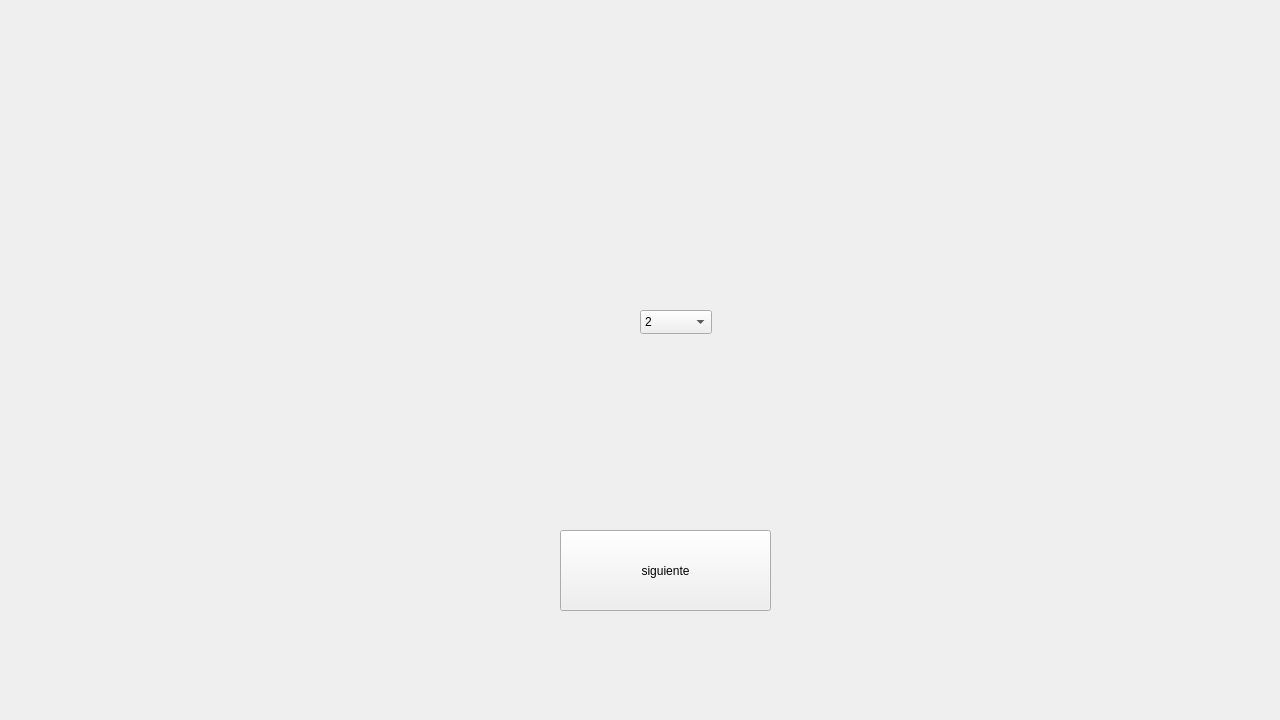
Above: mainwindow.ui from lucaspaupie/tp-poo-oca before the change. Below: the same form after it.
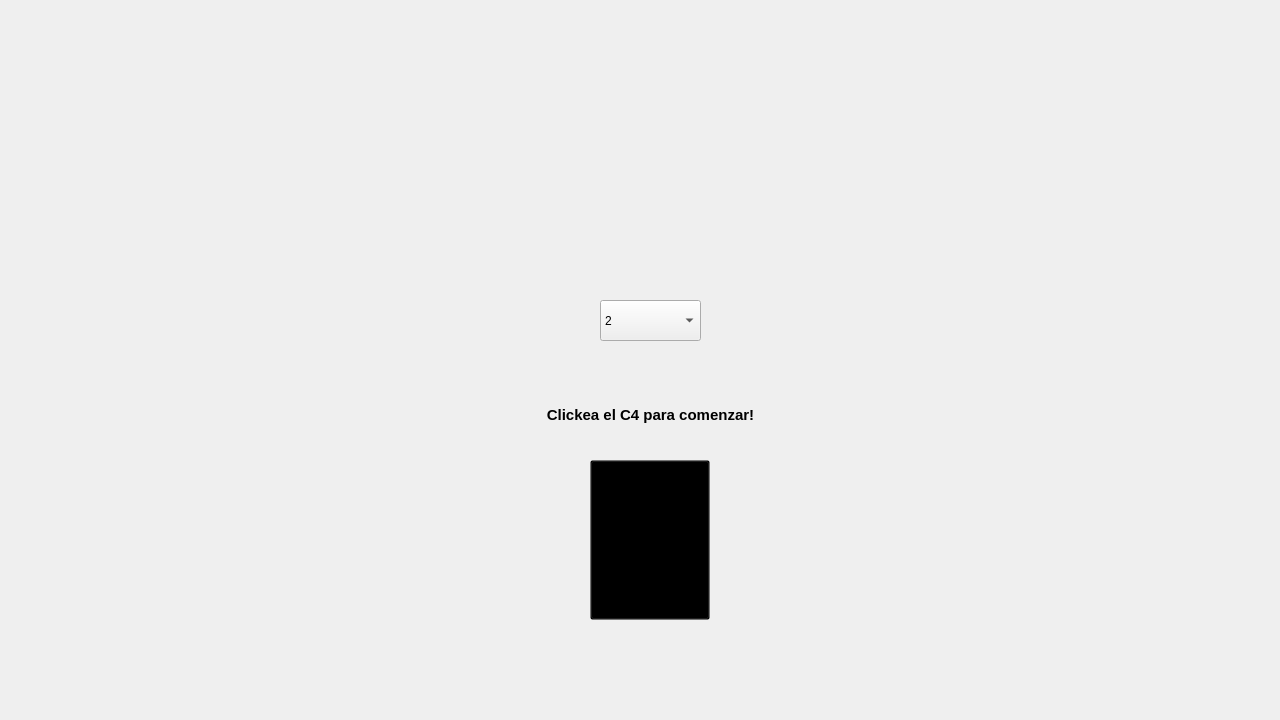
That is the form after the change. The open tabs and pages were chosen to show the change. Icons and pictures are not drawn.

```diff
--- a/mainwindow.ui
+++ b/mainwindow.ui
@@ -96,10 +96,10 @@
      <widget class="QComboBox" name="numpj">
       <property name="geometry">
        <rect>
-        <x>640</x>
-        <y>310</y>
-        <width>72</width>
-        <height>24</height>
+        <x>600</x>
+        <y>300</y>
+        <width>101</width>
+        <height>41</height>
        </rect>
       </property>
       <property name="styleSheet">
@@ -124,16 +124,43 @@
      <widget class="QPushButton" name="siguiente">
       <property name="geometry">
        <rect>
-        <x>560</x>
-        <y>530</y>
-        <width>211</width>
-        <height>81</height>
+        <x>590</x>
+        <y>460</y>
+        <width>120</width>
+        <height>160</height>
        </rect>
       </property>
+      <property name="styleSheet">
+       <string notr="true">background-image: url(:/new/prefix1/imagenes/c4.png);
+background-color: transparent;
+background-repeat: no-repeat;
+ background-position: center;
+</string>
+      </property>
       <property name="text">
-       <string>siguiente</string>
+       <string/>
       </property>
      </widget>
+     <widget class="QLabel" name="label">
+      <property name="geometry">
+       <rect>
+        <x>490</x>
+        <y>390</y>
+        <width>321</width>
+        <height>51</height>
+       </rect>
+      </property>
+      <property name="text">
+       <string>&lt;!DOCTYPE HTML PUBLIC &quot;-//W3C//DTD HTML 4.0//EN&quot; &quot;http://www.w3.org/TR/REC-html40/strict.dtd&quot;&gt;
+&lt;html&gt;&lt;head&gt;&lt;meta name=&quot;qrichtext&quot; content=&quot;1&quot; /&gt;&lt;meta charset=&quot;utf-8&quot; /&gt;&lt;style type=&quot;text/css&quot;&gt;
+p, li { white-space: pre-wrap; }
+hr { height: 1px; border-width: 0; }
+li.unchecked::marker { content: &quot;\2610&quot;; }
+li.checked::marker { content: &quot;\2612&quot;; }
+&lt;/style&gt;&lt;/head&gt;&lt;body style=&quot; font-family:'Segoe UI'; font-size:9pt; font-weight:400; font-style:normal;&quot;&gt;
+&lt;p align=&quot;center&quot; style=&quot; margin-top:0px; margin-bottom:0px; margin-left:0px; margin-right:0px; -qt-block-indent:0; text-indent:0px;&quot;&gt;&lt;span style=&quot; font-size:11pt; font-weight:700; color:#000000;&quot;&gt;Clickea el C4 para comenzar!&lt;/span&gt;&lt;/p&gt;&lt;/body&gt;&lt;/html&gt;</string>
+      </property>
+     </widget>
     </widget>
     <widget class="QWidget" name="elegirpj"/>
    </widget>
```
Left out of the diff: 10 changed lines with no effect on the pictures.
